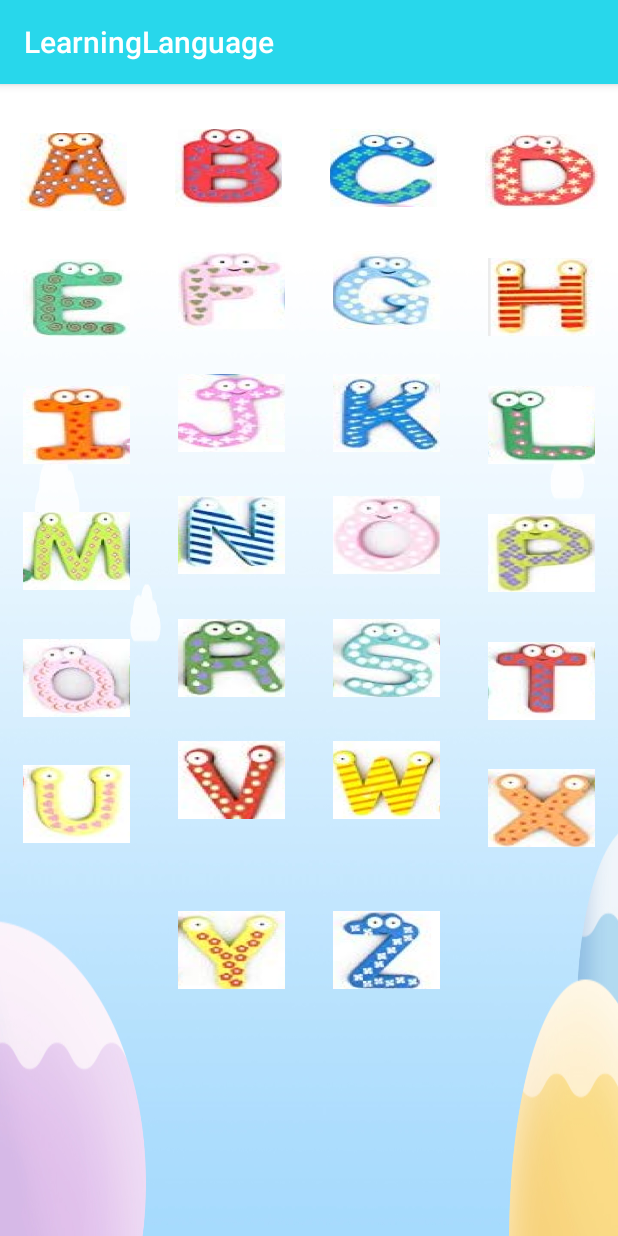
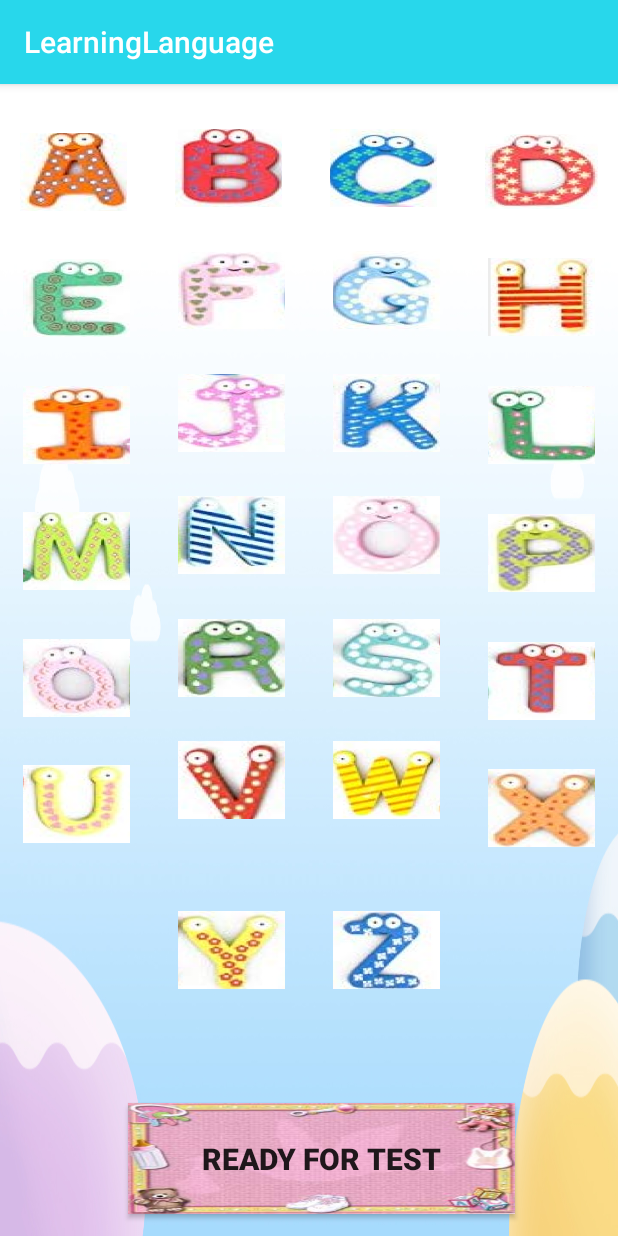
Before and after one commit to prabhjotnarwal/LearningLanguage, an Android app: the alphaLesson1 screen opened directly, with no data from a screen before it, on a phone screen of 412 x 824 dp. Run offline under Robolectric (Android 15) with nearby library versions, the phone set to English and light mode, and no system bars.

Commit message:
Added intent to go to test pages

```diff
--- a/app/src/main/java/com/example/learninglanguage/alphaLesson1.java
+++ b/app/src/main/java/com/example/learninglanguage/alphaLesson1.java
@@ -2,13 +2,14 @@ package com.example.learninglanguage;
 
 import androidx.appcompat.app.AppCompatActivity;
 
+import android.content.Intent;
 import android.media.MediaPlayer;
 import android.os.Bundle;
 import android.view.View;
 import android.widget.Button;
 
 public class alphaLesson1 extends AppCompatActivity {
-private Button q1,w1,e1,r1,t1,y1,u1,i1,o1,p1,a1,s1,d1,f1,g1,h1,j1,k1,l1,z1,x1,c1,v1,b1,n1,m1;
+private Button q1,w1,e1,r1,t1,y1,u1,i1,o1,p1,a1,s1,d1,f1,g1,h1,j1,k1,l1,z1,x1,c1,v1,b1,n1,m1,test;
     @Override
     protected void onCreate(Bundle savedInstanceState) {
 
@@ -562,8 +563,16 @@ private Button q1,w1,e1,r1,t1,y1,u1,i1,o1,p1,a1,s1,d1,f1,g1,h1,j1,k1,l1,z1,x1,c1
                 } catch(Exception e) { e.printStackTrace(); }
             }
         });
+        test.setOnClickListener(new View.OnClickListener() {
+            @Override
+            public void onClick(View view) {
+                Intent intent = new Intent(alphaLesson1.this,basic_test.class);
+                startActivity(intent);
+            }
+        });
     }
     private void initializeUI() {
+        test=findViewById(R.id.test);
         a1=findViewById(R.id.a);
         b1=findViewById(R.id.b);
         c1=findViewById(R.id.c);
--- a/app/src/main/res/layout/activity_lesson.xml
+++ b/app/src/main/res/layout/activity_lesson.xml
@@ -435,4 +435,20 @@ s
         app:layout_constraintEnd_toStartOf="@+id/d"
         app:layout_constraintStart_toEndOf="@+id/b"
         app:layout_constraintTop_toTopOf="parent" />
+
+    <Button
+        android:id="@+id/test"
+        android:layout_width="258dp"
+        android:layout_height="74dp"
+        android:layout_marginTop="76dp"
+        android:background="@drawable/btnimg1"
+        android:text="Ready For Test"
+        android:textSize="20sp"
+        android:textStyle="bold"
+        app:layout_constraintBottom_toBottomOf="parent"
+        app:layout_constraintEnd_toEndOf="parent"
+        app:layout_constraintHorizontal_bias="0.555"
+        app:layout_constraintStart_toStartOf="parent"
+        app:layout_constraintTop_toBottomOf="@+id/y"
+        app:layout_constraintVertical_bias="0.0" />
 </androidx.constraintlayout.widget.ConstraintLayout>
```
Also changed, not shown: app/src/main/java/com/example/learninglanguage/alphaLesson2.java (+10 -1 lines), app/src/main/res/layout/activity_alphalesson2.xml (+16 -0 lines), app/src/main/res/drawable/btnimg1.jpg (added), app/src/main/res/drawable/btnimg2.jpg (added).
